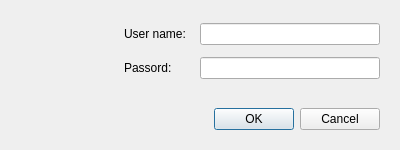
Dalerjon/TheOrmasProejct, file OrmasAdmin/OrmasAdmin/LoginForm.ui: the form before one commit.
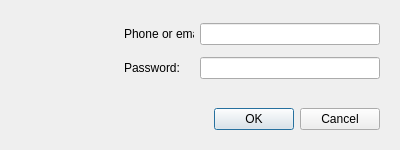
The form after the commit.

Diff of the .ui file:
```diff
--- a/OrmasAdmin/OrmasAdmin/LoginForm.ui
+++ b/OrmasAdmin/OrmasAdmin/LoginForm.ui
@@ -107,7 +107,7 @@
       </size>
      </property>
      <property name="text">
-      <string>Passord:</string>
+      <string>Password:</string>
      </property>
     </widget>
    </item>
@@ -120,7 +120,7 @@
       </size>
      </property>
      <property name="text">
-      <string>User name:</string>
+      <string>Phone or email:</string>
      </property>
     </widget>
    </item>
```
Left out of the diff: 6 changed lines with no effect on the pictures.
